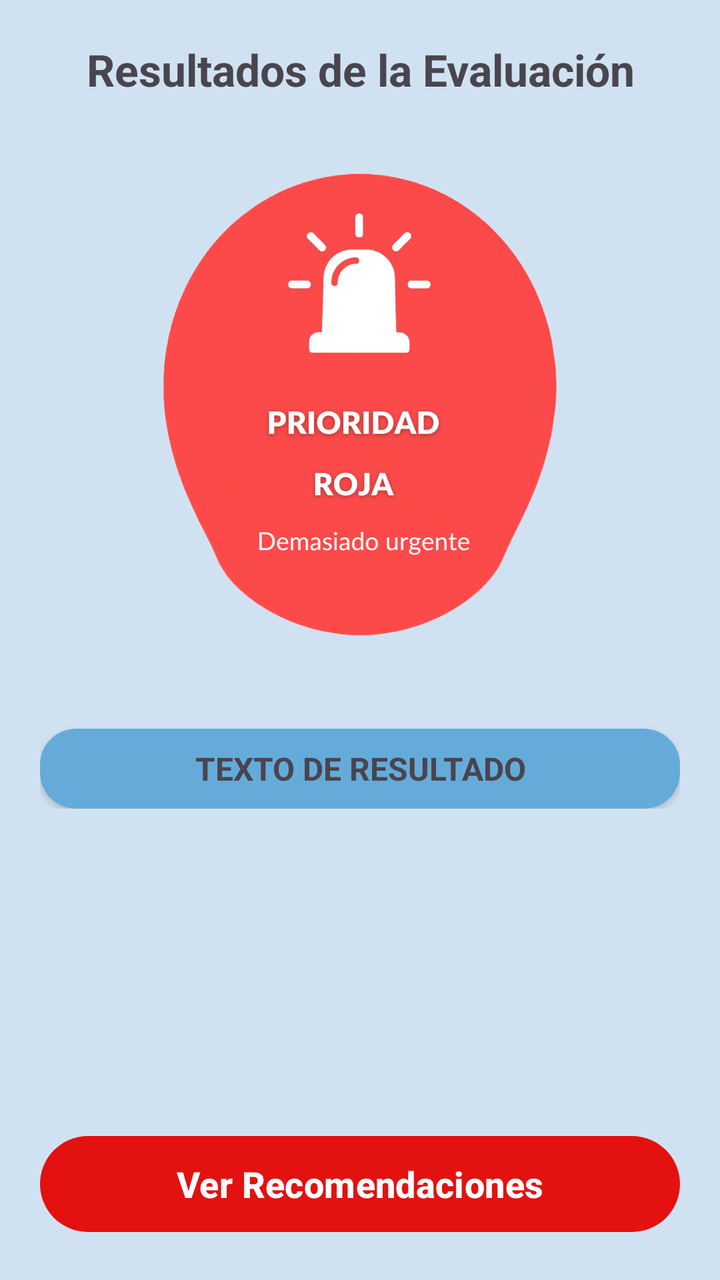
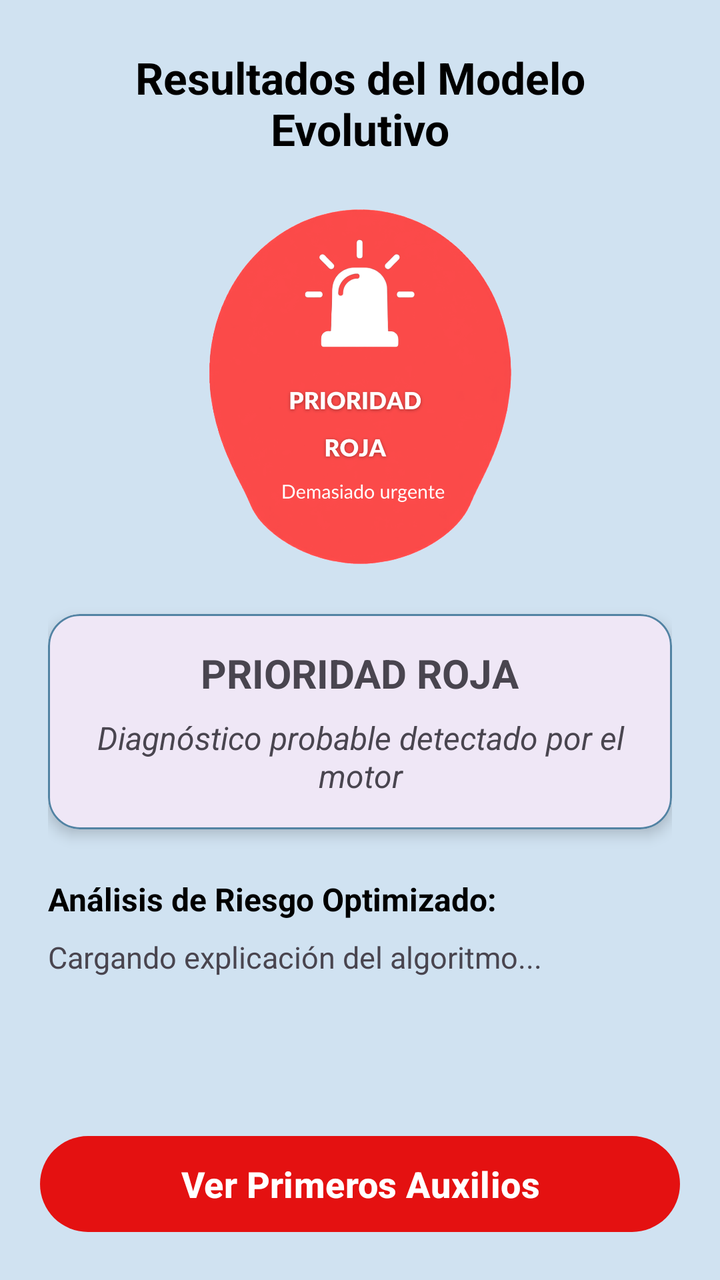

Two renders of the same Android screen: before a commit and after it. Below are the layout's source before the change and the commit's diff.
<!-- AndroidManifest.xml: application theme Theme.Triaje -->
<!-- res/layout/fragment_result.xml -->
<?xml version="1.0" encoding="utf-8"?>
<androidx.constraintlayout.widget.ConstraintLayout
    xmlns:android="http://schemas.android.com/apk/res/android"
    xmlns:tools="http://schemas.android.com/tools"
    xmlns:app="http://schemas.android.com/apk/res-auto"
    android:layout_width="match_parent"
    android:layout_height="match_parent"
    android:background="@color/ColorPrimary">
    <androidx.core.widget.NestedScrollView
        android:id="@+id/nsvResultado"
        android:layout_width="0dp"
        android:layout_height="0dp"
        android:clipToPadding="false"
        app:layout_constraintTop_toTopOf="parent"
        app:layout_constraintStart_toStartOf="parent"
        app:layout_constraintEnd_toEndOf="parent"
        app:layout_constraintBottom_toTopOf="@id/btnRecomendaciones">
        <LinearLayout
            android:layout_width="match_parent"
            android:layout_height="wrap_content"
            android:orientation="vertical"
            android:layout_margin="20dp">
            <TextView
                android:layout_width="match_parent"
                android:layout_height="wrap_content"
                android:gravity="center"
                android:text="Resultados de la Evaluación"
                android:textStyle="bold"
                android:textSize="22sp"
                tools:ignore="HardcodedText" />
            <ImageView
                android:id="@+id/ivResultado"
                android:layout_width="205dp"
                android:layout_height="245dp"
                android:layout_marginTop="30dp"
                android:layout_gravity="center"
                android:src="@drawable/ic_result_roja"
                tools:ignore="ContentDescription" />
            <androidx.cardview.widget.CardView
                android:id="@+id/cvResultado"
                android:layout_width="match_parent"
                android:layout_height="40dp"
                android:layout_marginTop="40dp"
                android:clickable="true"
                android:focusable="true"
                android:foreground="?android:attr/selectableItemBackground"
                app:cardBackgroundColor="#65ABD9"
                app:cardCornerRadius="18dp"
                app:cardElevation="2dp"
                app:strokeWidth="1dp"
                app:strokeColor="#5283A3">
                <TextView
                    android:id="@+id/tvResultado"
                    android:layout_width="match_parent"
                    android:layout_height="wrap_content"
                    android:gravity="center"
                    android:text="TEXTO DE RESULTADO"
                    android:layout_gravity="center"
                    android:textSize="16sp"
                    android:textStyle="bold"
                    tools:ignore="HardcodedText" />
            </androidx.cardview.widget.CardView>
        </LinearLayout>
    </androidx.core.widget.NestedScrollView>
    <com.google.android.material.button.MaterialButton
        android:id="@+id/btnRecomendaciones"
        android:layout_width="0dp"
        android:layout_height="56dp"
        android:layout_margin="20dp"
        android:text="Ver Recomendaciones"
        android:textSize="18sp"
        android:textStyle="bold"
        android:textColor="@color/white"
        app:backgroundTint="#E41111"
        app:cornerRadius="28dp"
        app:layout_constraintBottom_toBottomOf="parent"
        app:layout_constraintStart_toStartOf="parent"
        app:layout_constraintEnd_toEndOf="parent"
        app:layout_constraintWidth_max="320dp"
        tools:ignore="HardcodedText" />
</androidx.constraintlayout.widget.ConstraintLayout>
<!-- resources referenced by this layout -->
<resources>
  <color name="ColorPrimary">#D0E2F1</color>
  <color name="white">#FFFFFFFF</color>
  <!-- drawable ic_result_roja: png bitmap (drawable, 225537 bytes) -->
  <style name="Theme.Triaje" parent="Base.Theme.Triaje" />
  <style name="Base.Theme.Triaje" parent="Theme.Material3.DayNight.NoActionBar">
          
          
      </style>
</resources>

<!-- the commit's change to res/layout/fragment_result.xml (unified diff, before → after) -->
@@ -6,6 +6,7 @@
     android:layout_width="match_parent"
     android:layout_height="match_parent"
     android:background="@color/ColorPrimary">
+
     <androidx.core.widget.NestedScrollView
         android:id="@+id/nsvResultado"
         android:layout_width="0dp"
@@ -14,60 +15,99 @@
         app:layout_constraintTop_toTopOf="parent"
         app:layout_constraintStart_toStartOf="parent"
         app:layout_constraintEnd_toEndOf="parent"
-        app:layout_constraintBottom_toTopOf="@id/btnRecomendaciones">
+        app:layout_constraintBottom_toTopOf="@id/btnVerRecomendaciones">
+
         <LinearLayout
             android:layout_width="match_parent"
             android:layout_height="wrap_content"
             android:orientation="vertical"
-            android:layout_margin="20dp">
+            android:padding="24dp">
+
             <TextView
                 android:layout_width="match_parent"
                 android:layout_height="wrap_content"
                 android:gravity="center"
-                android:text="Resultados de la Evaluación"
+                android:text="Resultados del Modelo Evolutivo"
                 android:textStyle="bold"
                 android:textSize="22sp"
-                tools:ignore="HardcodedText" />
+                android:textColor="@color/black" />
+
+            
             <ImageView
-                android:id="@+id/ivResultado"
-                android:layout_width="205dp"
-                android:layout_height="245dp"
-                android:layout_marginTop="30dp"
+                android:id="@+id/ivPriorityIcon"
+                android:layout_width="180dp"
+                android:layout_height="180dp"
+                android:layout_marginTop="24dp"
                 android:layout_gravity="center"
                 android:src="@drawable/ic_result_roja"
                 tools:ignore="ContentDescription" />
-            <androidx.cardview.widget.CardView
-                android:id="@+id/cvResultado"
+
+            
+            <com.google.android.material.card.MaterialCardView
+                android:id="@+id/cvHeaderResult"
                 android:layout_width="match_parent"
-                android:layout_height="40dp"
-                android:layout_marginTop="40dp"
-                android:clickable="true"
-                android:focusable="true"
-                android:foreground="?android:attr/selectableItemBackground"
-                app:cardBackgroundColor="#65ABD9"
-                app:cardCornerRadius="18dp"
-                app:cardElevation="2dp"
+                android:layout_height="wrap_content"
+                android:layout_marginTop="24dp"
+                app:cardCornerRadius="16dp"
+                app:cardElevation="4dp"
                 app:strokeWidth="1dp"
                 app:strokeColor="#5283A3">
-                <TextView
-                    android:id="@+id/tvResultado"
+
+                <LinearLayout
                     android:layout_width="match_parent"
                     android:layout_height="wrap_content"
-                    android:gravity="center"
-                    android:text="TEXTO DE RESULTADO"
-                    android:layout_gravity="center"
-                    android:textSize="16sp"
-                    android:textStyle="bold"
-                    tools:ignore="HardcodedText" />
-            </androidx.cardview.widget.CardView>
+                    android:orientation="vertical"
+                    android:padding="16dp"
+                    android:gravity="center">
+
+                    <TextView
+                        android:id="@+id/tvPriorityName"
+                        android:layout_width="wrap_content"
+                        android:layout_height="wrap_content"
+                        android:text="PRIORIDAD ROJA"
+                        android:textSize="20sp"
+                        android:textStyle="bold" />
+
+                    <TextView
+                        android:id="@+id/tvDiagnosisTitle"
+                        android:layout_width="match_parent"
+                        android:layout_height="wrap_content"
+                        android:layout_marginTop="8dp"
+                        android:gravity="center"
+                        android:text="Diagnóstico probable detectado por el motor"
+                        android:textSize="16sp"
+                        android:textStyle="italic" />
+                </LinearLayout>
+            </com.google.android.material.card.MaterialCardView>
+
+            
+            <TextView
+                android:layout_width="match_parent"
+                android:layout_height="wrap_content"
+                android:layout_marginTop="24dp"
+                android:text="Análisis de Riesgo Optimizado:"
+                android:textStyle="bold"
+                android:textSize="16sp"
+                android:textColor="@color/black" />
+
+            <TextView
+                android:id="@+id/tvRiskExplanation"
+                android:layout_width="match_parent"
+                android:layout_height="wrap_content"
+                android:layout_marginTop="8dp"
+                android:text="Cargando explicación del algoritmo..."
+                android:textSize="15sp"
+                android:lineSpacingExtra="4sp" />
+
         </LinearLayout>
     </androidx.core.widget.NestedScrollView>
+
     <com.google.android.material.button.MaterialButton
-        android:id="@+id/btnRecomendaciones"
+        android:id="@+id/btnVerRecomendaciones"
         android:layout_width="0dp"
         android:layout_height="56dp"
         android:layout_margin="20dp"
-        android:text="Ver Recomendaciones"
+        android:text="Ver Primeros Auxilios"
         android:textSize="18sp"
         android:textStyle="bold"
         android:textColor="@color/white"
@@ -76,6 +116,6 @@
         app:layout_constraintBottom_toBottomOf="parent"
         app:layout_constraintStart_toStartOf="parent"
         app:layout_constraintEnd_toEndOf="parent"
-        app:layout_constraintWidth_max="320dp"
-        tools:ignore="HardcodedText" />
+        app:layout_constraintWidth_max="320dp" />
+
 </androidx.constraintlayout.widget.ConstraintLayout>
<!-- resource entries referenced after the edit -->
@@ -1,11 +1,12 @@
 <!-- resources referenced by this layout -->
 <resources>
   <color name="ColorPrimary">#D0E2F1</color>
+  <color name="black">#FF000000</color>
   <color name="white">#FFFFFFFF</color>
   <!-- drawable ic_result_roja: png bitmap (drawable, 225537 bytes) -->
   <style name="Theme.Triaje" parent="Base.Theme.Triaje" />
   <style name="Base.Theme.Triaje" parent="Theme.Material3.DayNight.NoActionBar">
-          
+  
           
       </style>
 </resources>
